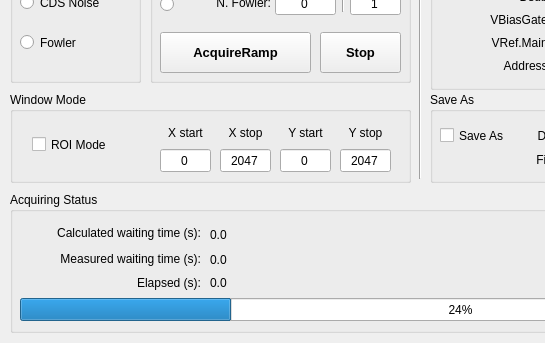
The window that code/DetCtrl/dcs.ui (igrins2/dcs_pack) describes before a commit, drawn with Qt 5; both pictures show x 0 to 545 and y 298 to 641 of the 921 by 641 pixel window.
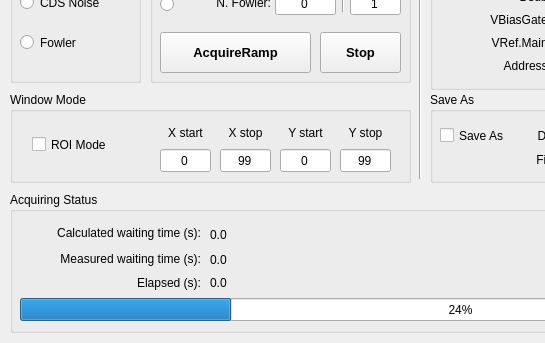
The same window after the commit.

```diff
--- a/code/DetCtrl/dcs.ui
+++ b/code/DetCtrl/dcs.ui
@@ -1326,7 +1326,7 @@
      </rect>
     </property>
     <property name="text">
-     <string>2047</string>
+     <string>99</string>
     </property>
     <property name="alignment">
      <set>Qt::AlignCenter</set>
@@ -1399,7 +1399,7 @@
      </rect>
     </property>
     <property name="text">
-     <string>2047</string>
+     <string>99</string>
     </property>
     <property name="alignment">
      <set>Qt::AlignCenter</set>
```
